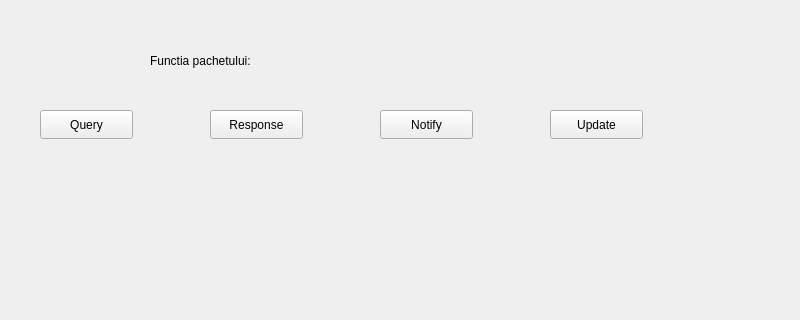
Above: Generator/dnswindow.ui from alexandragugu/Practica2023 before the change; both pictures show x 0 to 800 and y 0 to 320 of the 800 by 600 pixel window. Below: the same form after it.
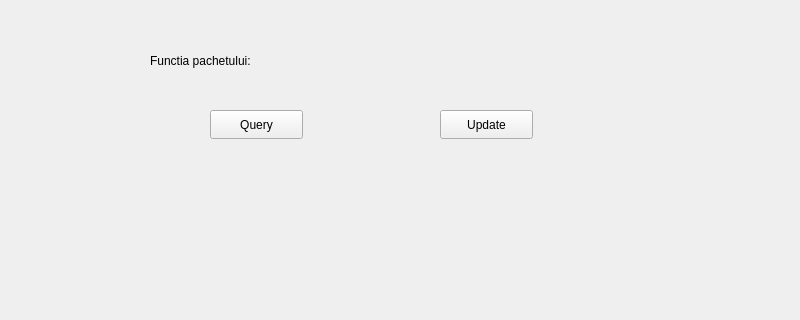
That is the form after the change.

The edit to the form file:
```diff
--- a/Generator/dnswindow.ui
+++ b/Generator/dnswindow.ui
@@ -39,19 +39,6 @@
     <widget class="QPushButton" name="pushButton">
      <property name="geometry">
       <rect>
-       <x>30</x>
-       <y>110</y>
-       <width>93</width>
-       <height>29</height>
-      </rect>
-     </property>
-     <property name="text">
-      <string>Query</string>
-     </property>
-    </widget>
-    <widget class="QPushButton" name="pushButton_2">
-     <property name="geometry">
-      <rect>
        <x>200</x>
        <y>110</y>
        <width>93</width>
@@ -59,26 +46,13 @@
       </rect>
      </property>
      <property name="text">
-      <string>Response</string>
-     </property>
-    </widget>
-    <widget class="QPushButton" name="pushButton_3">
-     <property name="geometry">
-      <rect>
-       <x>370</x>
-       <y>110</y>
-       <width>93</width>
-       <height>29</height>
-      </rect>
-     </property>
-     <property name="text">
-      <string>Notify</string>
+      <string>Query</string>
      </property>
     </widget>
     <widget class="QPushButton" name="pushButton_4">
      <property name="geometry">
       <rect>
-       <x>540</x>
+       <x>430</x>
        <y>110</y>
        <width>93</width>
        <height>29</height>
```
